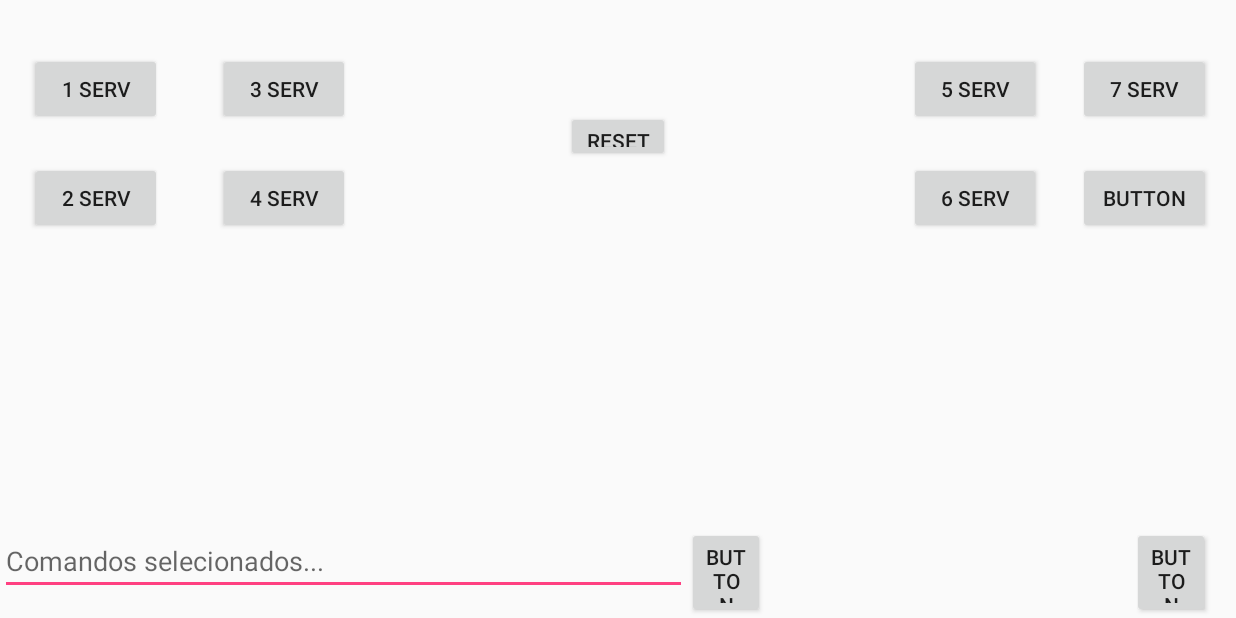
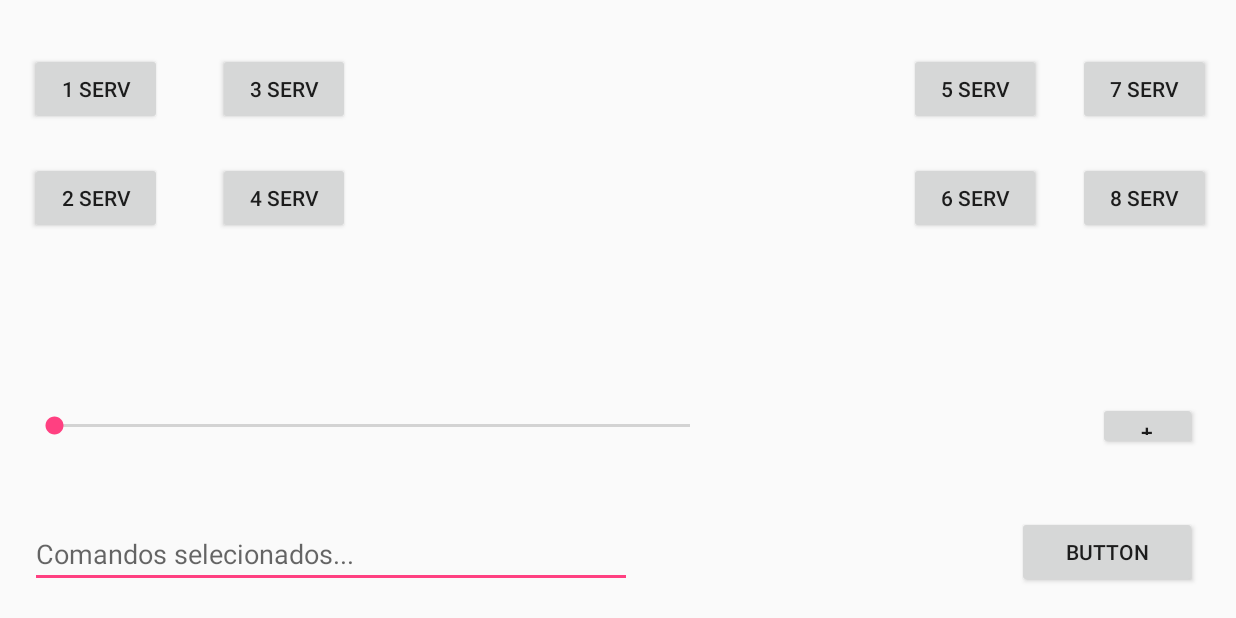
Before and after one commit to naeliofreires/android-bluetooth-arduino, an Android app: the ControlePersonalizadoActivity screen opened directly, with no data from a screen before it, on a phone screen of 824 x 412 dp (held sideways). Run offline under Robolectric (Android 15) with nearby library versions, the phone set to English and light mode, and no system bars.

Commit message:
adicionando selecao de graus para os servos com SeekBar

```diff
--- a/app/src/main/java/com/br/ufc/bluetooth_android_arduino/constants/Constants.java
+++ b/app/src/main/java/com/br/ufc/bluetooth_android_arduino/constants/Constants.java
@@ -2,6 +2,7 @@ package com.br.ufc.bluetooth_android_arduino.constants;
 
 public final class Constants {
 
+    public static String VAZIA = "";
     public static int ENABLE_BLUETOOTH = 1;
     public static int SELECT_PAIRED_DEVICE = 2;
     public static int SELECT_DISCOVERED_DEVICE = 3;
--- a/app/src/main/java/com/br/ufc/bluetooth_android_arduino/controles/ControlePersonalizadoActivity.java
+++ b/app/src/main/java/com/br/ufc/bluetooth_android_arduino/controles/ControlePersonalizadoActivity.java
@@ -2,9 +2,15 @@ package com.br.ufc.bluetooth_android_arduino.controles;
 
 import android.os.Bundle;
 import android.support.v7.app.AppCompatActivity;
+import android.widget.Button;
+import android.widget.EditText;
+import android.widget.SeekBar;
+import android.widget.TextView;
+import android.widget.Toast;
 
 import com.br.ufc.bluetooth_android_arduino.ConnectionThread;
 import com.br.ufc.bluetooth_android_arduino.R;
+import com.br.ufc.bluetooth_android_arduino.constants.Constants;
 
 /**
  * Controller de Baixo Nível - Comandos Personalizados
@@ -13,21 +19,108 @@ public class ControlePersonalizadoActivity extends AppCompatActivity {
 
     private ConnectionThread connect;
 
+    private SeekBar seekBar;
+    private String progressoSeekBar;
+
+    private TextView txtViewGrauMovimento;
+    private EditText edTxtComandos;
+
+    private Button buttonAdd;
+    private Button btnServo1, btnServo2,
+            btnServo3, btnServo4,
+            btnServo5, btnServo6,
+            btnServo7, btnServo8;
+
+    private String sequencia_comandos;
+
     @Override
     protected void onCreate(Bundle savedInstanceState) {
         super.onCreate(savedInstanceState);
         setContentView(R.layout.activity_controle_personalizado);
 
-        conexao_bluetooth();
+        if (conexao_bluetooth()) {
+            instancias();
+
+            actionSeekBar();
+            actionButtonAdd();
+
+            action_serv1();
+        } else
+            Toast.makeText(this, "Conexão Falhou", Toast.LENGTH_LONG).show();
     }
 
-    private void conexao_bluetooth() {
+    private boolean conexao_bluetooth() {
         Bundle bundle = getIntent().getExtras();
         if (bundle != null) {
             String endereco = bundle.getString("devAddress");
             connect = new ConnectionThread(endereco);
             connect.start();
+            return true;
         }
+        return false;
+    }
+
+    private void instancias() {
+
+        sequencia_comandos = Constants.VAZIA;
+        seekBar = findViewById(R.id.seekBarGraus);
+        edTxtComandos = findViewById(R.id.edTxtComandos);
+        txtViewGrauMovimento = findViewById(R.id.txtViewGrauMovimento);
+
+        buttonAdd = findViewById(R.id.buttonAdd);
+
+        btnServo1 = findViewById(R.id.btnServe1);
+        btnServo2 = findViewById(R.id.btnServe2);
+        btnServo3 = findViewById(R.id.btnServe3);
+        btnServo4 = findViewById(R.id.btnServe4);
+        btnServo5 = findViewById(R.id.btnServe5);
+        btnServo6 = findViewById(R.id.btnServe6);
+        btnServo7 = findViewById(R.id.btnServe7);
+        btnServo8 = findViewById(R.id.btnServe8);
+    }
+
+    private void atualizar_edTxtComandos() {
+        edTxtComandos.setText(sequencia_comandos);
+    }
+
+    private void actionButtonAdd() {
+        buttonAdd.setOnClickListener(v -> {
+            if (!sequencia_comandos.isEmpty())
+                sequencia_comandos += progressoSeekBar;
+            seekBar.setProgress(0);
+            atualizar_edTxtComandos();
+        });
+    }
+
+    private void actionSeekBar() {
+        seekBar.setOnSeekBarChangeListener(new SeekBar.OnSeekBarChangeListener() {
+            @Override
+            public void onProgressChanged(SeekBar seekBar, int progress, boolean fromUser) {
+                txtViewGrauMovimento.setText("Progresso: " + progress);
+            }
+
+            @Override
+            public void onStartTrackingTouch(SeekBar seekBar) {
+                // Toast.makeText(getApplicationContext(), "SeekBar pressionado!", Toast.LENGTH_SHORT).show();
+            }
+
+            @Override
+            public void onStopTrackingTouch(SeekBar seekBar) {
+                progressoSeekBar = String.valueOf(seekBar.getProgress());
+            }
+        });
+    }
+
+    private void action_serv1() {
+        btnServo1.setOnClickListener(v -> {
+
+            if (sequencia_comandos.isEmpty())
+                sequencia_comandos += "1:";
+            else
+                sequencia_comandos += "&1:";
+
+            atualizar_edTxtComandos();
+        });
     }
 
 }
--- a/app/src/main/res/layout/activity_controle_personalizado.xml
+++ b/app/src/main/res/layout/activity_controle_personalizado.xml
@@ -7,124 +7,139 @@
 
 
     <Button
-        android:id="@+id/button"
+        android:id="@+id/btnServe1"
         android:layout_width="wrap_content"
         android:layout_height="wrap_content"
+        android:layout_alignParentLeft="true"
         android:layout_alignParentStart="true"
         android:layout_alignParentTop="true"
+        android:layout_marginLeft="20dp"
         android:layout_marginStart="20dp"
         android:layout_marginTop="35dp"
-        android:text="1 Serv"
-        android:layout_marginLeft="20dp"
-        android:layout_alignParentLeft="true" />
+        android:text="1 Serv" />
 
     <Button
-        android:id="@+id/button2"
+        android:id="@+id/btnServe2"
         android:layout_width="wrap_content"
         android:layout_height="wrap_content"
+        android:layout_alignLeft="@+id/btnServe1"
         android:layout_alignParentTop="true"
-        android:layout_alignStart="@+id/button"
+        android:layout_alignStart="@+id/btnServe1"
         android:layout_marginTop="108dp"
-        android:text="2 Serv"
-        android:layout_alignLeft="@+id/button" />
+        android:text="2 Serv" />
 
     <Button
-        android:id="@+id/button3"
+        android:id="@+id/btnServe3"
         android:layout_width="wrap_content"
         android:layout_height="wrap_content"
-        android:layout_alignStart="@+id/button4"
-        android:layout_alignTop="@+id/button"
-        android:text="3 Serv"
-        android:layout_alignLeft="@+id/button4" />
+        android:layout_alignLeft="@+id/btnServe4"
+        android:layout_alignStart="@+id/btnServe4"
+        android:layout_alignTop="@+id/btnServe1"
+        android:text="3 Serv" />
 
     <Button
-        android:id="@+id/button4"
+        android:id="@+id/btnServe4"
         android:layout_width="wrap_content"
         android:layout_height="wrap_content"
+        android:layout_alignParentLeft="true"
         android:layout_alignParentStart="true"
-        android:layout_alignTop="@+id/button2"
+        android:layout_alignTop="@+id/btnServe2"
+        android:layout_marginLeft="145dp"
         android:layout_marginStart="145dp"
-        android:text="4 Serv"
-        android:layout_marginLeft="145dp"
-        android:layout_alignParentLeft="true" />
+        android:text="4 Serv" />
 
     <Button
-        android:id="@+id/button5"
+        android:id="@+id/btnServe7"
         android:layout_width="wrap_content"
         android:layout_height="wrap_content"
-        android:layout_alignStart="@+id/button6"
-        android:layout_alignTop="@+id/button8"
-        android:text="7 Serv"
-        android:layout_alignLeft="@+id/button6" />
+        android:layout_alignLeft="@+id/btnServe8"
+        android:layout_alignStart="@+id/btnServe8"
+        android:layout_alignTop="@+id/btnServe1"
+        android:text="7 Serv" />
 
     <Button
-        android:id="@+id/button6"
+        android:id="@+id/btnServe8"
         android:layout_width="wrap_content"
         android:layout_height="wrap_content"
         android:layout_alignParentEnd="true"
-        android:layout_alignTop="@+id/button2"
+        android:layout_alignParentRight="true"
+        android:layout_alignTop="@+id/btnServe2"
         android:layout_marginEnd="17dp"
-        android:text="Button"
         android:layout_marginRight="17dp"
-        android:layout_alignParentRight="true" />
+        android:text="8 Serv" />
 
     <Button
-        android:id="@+id/button7"
+        android:id="@+id/btnServe6"
         android:layout_width="wrap_content"
         android:layout_height="wrap_content"
         android:layout_alignParentEnd="true"
-        android:layout_alignTop="@+id/button2"
+        android:layout_alignParentRight="true"
+        android:layout_alignTop="@+id/btnServe2"
         android:layout_marginEnd="130dp"
-        android:text="6 Serv"
         android:layout_marginRight="130dp"
-        android:layout_alignParentRight="true" />
+        android:text="6 Serv" />
 
     <Button
-        android:id="@+id/button8"
+        android:id="@+id/btnServe5"
         android:layout_width="wrap_content"
         android:layout_height="wrap_content"
-        android:layout_alignStart="@+id/button7"
-        android:layout_alignTop="@+id/button"
-        android:text="5 Serv"
-        android:layout_alignLeft="@+id/button7" />
-
-    <Button
-        android:id="@+id/button9"
-        android:layout_width="69dp"
-        android:layout_height="34dp"
-        android:layout_above="@+id/button2"
-        android:layout_centerHorizontal="true"
-        android:layout_marginBottom="-108dp"
-        android:text="RESET" />
+        android:layout_alignLeft="@+id/btnServe6"
+        android:layout_alignStart="@+id/btnServe6"
+        android:layout_alignTop="@+id/btnServe1"
+        android:text="5 Serv" />
 
     <EditText
-        android:id="@+id/editText4"
-        android:layout_width="458dp"
+        android:id="@+id/edTxtComandos"
+        android:layout_width="401dp"
         android:layout_height="wrap_content"
         android:layout_alignParentBottom="true"
+        android:layout_alignParentLeft="true"
         android:layout_alignParentStart="true"
-        android:layout_marginBottom="15dp"
+        android:layout_marginBottom="20dp"
+        android:layout_marginEnd="20dp"
+        android:layout_marginLeft="20dp"
+        android:layout_marginRight="20dp"
+        android:layout_marginStart="20dp"
+        android:layout_marginTop="20dp"
         android:ems="10"
         android:hint="@string/comandos_selecionados"
-        android:inputType="textPersonName"
-        android:layout_alignParentLeft="true" />
+        android:inputType="textPersonName" />
 
     <Button
         android:id="@+id/button10"
-        android:layout_width="52dp"
+        android:layout_width="120dp"
         android:layout_height="wrap_content"
-        android:layout_alignTop="@+id/editText4"
-        android:layout_toEndOf="@+id/editText4"
-        android:text="Button"
-        android:layout_toRightOf="@+id/editText4" />
+        android:layout_alignBottom="@+id/edTxtComandos"
+        android:layout_alignParentEnd="true"
+        android:layout_alignParentRight="true"
+        android:layout_marginEnd="26dp"
+        android:layout_marginRight="26dp"
+        android:text="Button" />
 
     <Button
-        android:id="@+id/button11"
-        android:layout_width="52dp"
+        android:id="@+id/buttonAdd"
+        android:layout_width="66dp"
+        android:layout_height="32dp"
+        android:layout_alignEnd="@+id/button10"
+        android:layout_alignParentBottom="true"
+        android:layout_marginBottom="112dp"
+        android:text="+"
+        android:layout_alignRight="@+id/button10" />
+
+    <SeekBar
+        android:id="@+id/seekBarGraus"
+        android:layout_width="456dp"
         android:layout_height="wrap_content"
-        android:layout_alignEnd="@+id/button5"
-        android:layout_alignTop="@+id/editText4"
-        android:text="Button"
-        android:layout_alignRight="@+id/button5" />
+        android:layout_alignParentBottom="true"
+        android:layout_alignStart="@+id/btnServe1"
+        android:layout_marginBottom="119dp"
+        android:layout_alignLeft="@+id/btnServe1" />
+
+    <TextView
+        android:id="@+id/txtViewGrauMovimento"
+        android:layout_width="wrap_content"
+        android:layout_height="wrap_content"
+        android:layout_centerInParent="true" />
+
 
 </RelativeLayout>
```
